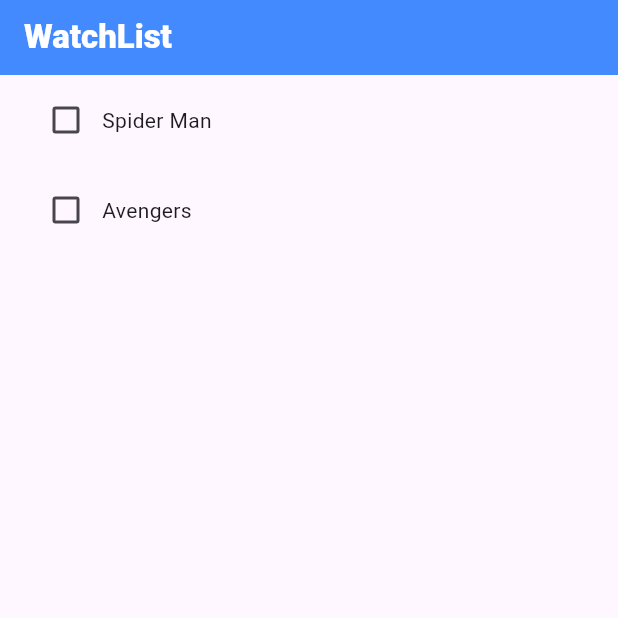
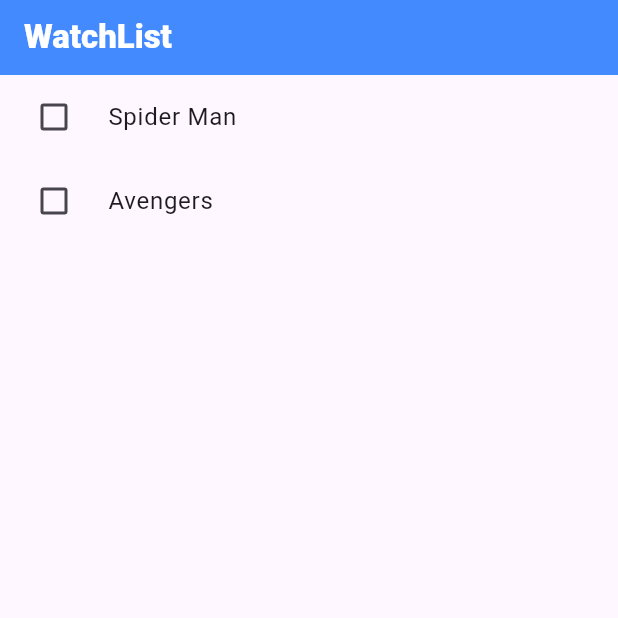
Before and after one commit to BhadriPrabhu/watchlist, a Flutter app: the screen it shows after launch, on a phone screen of 412 x 824 dp, the top half of it. Run offline on Flutter 3.47's test engine with Material 3 defaults, Android fonts, the phone set to English and light mode, and no system bars.

Commit message:
feat: list is enhanced to use built in checkbox list title

```diff
--- a/lib/main.dart
+++ b/lib/main.dart
@@ -49,27 +49,46 @@ class _WatchlistScreenState extends State<WatchlistScreen> {
         itemCount: myFutureList.length,
         itemBuilder: (context, index) {
           final myList = myFutureList[index];
-          return InkWell(
-            child: Padding(
-              padding: const EdgeInsets.symmetric(
-                horizontal: 20.0,
-                vertical: 6.0,
-              ),
-              child: Row(
-                children: [
-                  Checkbox(
-                    value: myList.isCompleted,
-                    onChanged: (bool? newValue) {
-                      setState(() {
-                        myList.isCompleted = newValue ?? false;
-                      });
-                    },
-                  ),
-                  Text(myList.name, style: TextStyle(decoration: myList.isCompleted ? TextDecoration.lineThrough : TextDecoration.none),),
-                ],
+          return CheckboxListTile(
+            value: myList.isCompleted,
+            onChanged: (newValue) {
+              setState(() {
+                myList.isCompleted = newValue ?? false;
+              });
+            },
+            title: Text(
+              myList.name,
+              style: TextStyle(
+                decoration:
+                    myList.isCompleted
+                        ? TextDecoration.lineThrough
+                        : TextDecoration.none,
               ),
             ),
+            controlAffinity: ListTileControlAffinity.leading,
+            hoverColor: Colors.blueGrey,
           );
+          // InkWell(
+          //   child: Padding(
+          //     padding: const EdgeInsets.symmetric(
+          //       horizontal: 20.0,
+          //       vertical: 6.0,
+          //     ),
+          //     child: Row(
+          //       children: [
+          //         Checkbox(
+          //           value: myList.isCompleted,
+          //           onChanged: (bool? newValue) {
+          //             setState(() {
+          //               myList.isCompleted = newValue ?? false;
+          //             });
+          //           },
+          //         ),
+          //         Text(myList.name, style: TextStyle(decoration: myList.isCompleted ? TextDecoration.lineThrough : TextDecoration.none),),
+          //       ],
+          //     ),
+          //   ),
+          // );
         },
       )),
     );
```
